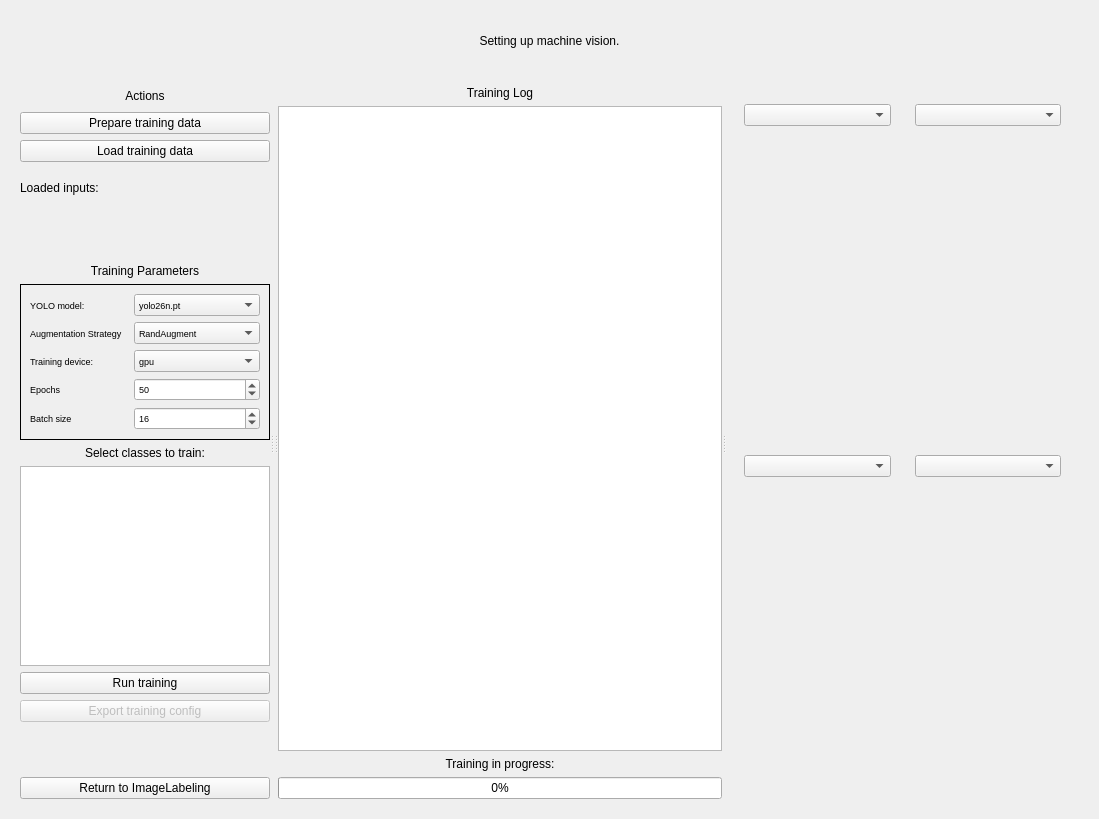
Qt form ui/pages/computerVision.ui (JWrightZuri/ScanBound) before a commit.
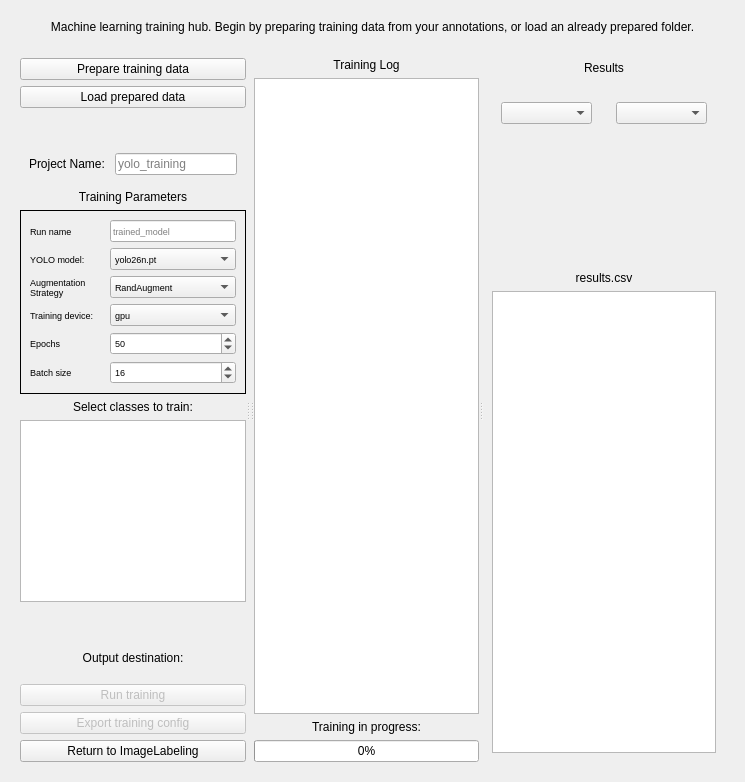
The same form after that commit.

Diff of the .ui file:
```diff
--- a/ui/pages/computerVision.ui
+++ b/ui/pages/computerVision.ui
@@ -6,8 +6,8 @@
    <rect>
     <x>0</x>
     <y>0</y>
-    <width>1099</width>
-    <height>819</height>
+    <width>745</width>
+    <height>782</height>
    </rect>
   </property>
   <property name="windowTitle">
@@ -28,7 +28,7 @@
         <item>
          <widget class="QLabel" name="label">
           <property name="text">
-           <string>Setting up machine vision.</string>
+           <string>Machine learning training hub. Begin by preparing training data from your annotations, or load an already prepared folder.</string>
           </property>
           <property name="alignment">
            <set>Qt::AlignCenter</set>
@@ -62,28 +62,6 @@
           </size>
          </property>
          <layout class="QVBoxLayout" name="verticalLayout_4">
-          <item>
-           <widget class="QLabel" name="label_3">
-            <property name="minimumSize">
-             <size>
-              <width>0</width>
-              <height>20</height>
-             </size>
-            </property>
-            <property name="maximumSize">
-             <size>
-              <width>16777215</width>
-              <height>20</height>
-             </size>
-            </property>
-            <property name="text">
-             <string>Actions</string>
-            </property>
-            <property name="alignment">
-             <set>Qt::AlignCenter</set>
-            </property>
-           </widget>
-          </item>
           <item>
            <widget class="QPushButton" name="pushButton_2">
             <property name="text">
@@ -93,24 +71,11 @@
           </item>
           <item>
            <widget class="QPushButton" name="pushButton">
-            <property name="text">
-             <string>Load training data</string>
+            <property name="toolTip">
+             <string>Load a folder which already contains images, YOLO format annotations, and a .yaml file. Consult the ScanBound wiki for the correct format.</string>
             </property>
-           </widget>
-          </item>
-          <item>
-           <widget class="QLabel" name="label_6">
-            <property name="minimumSize">
-             <size>
-              <width>0</width>
-              <height>40</height>
-             </size>
-            </property>
             <property name="text">
-             <string>Loaded inputs:</string>
-            </property>
-            <property name="wordWrap">
-             <bool>true</bool>
+             <string>Load prepared data</string>
             </property>
            </widget>
           </item>
@@ -127,6 +92,26 @@
             </property>
            </spacer>
           </item>
+          <item>
+           <widget class="QWidget" name="widget_11" native="true">
+            <layout class="QFormLayout" name="formLayout">
+             <item row="0" column="0">
+              <widget class="QLabel" name="label_11">
+               <property name="text">
+                <string>Project Name: </string>
+               </property>
+              </widget>
+             </item>
+             <item row="0" column="1">
+              <widget class="QLineEdit" name="lineEdit_2">
+               <property name="placeholderText">
+                <string>yolo_training</string>
+               </property>
+              </widget>
+             </item>
+            </layout>
+           </widget>
+          </item>
           <item>
            <widget class="QLabel" name="label_18">
             <property name="text">
@@ -157,14 +142,70 @@
              <enum>QFrame::Plain</enum>
             </property>
             <layout class="QGridLayout" name="gridLayout_3">
+             <item row="1" column="1">
+              <widget class="QComboBox" name="comboBox_2">
+               <property name="toolTip">
+                <string>Determines what kind of YOLO training will be performed.</string>
+               </property>
+               <item>
+                <property name="text">
+                 <string>yolo26n.pt</string>
+                </property>
+               </item>
+               <item>
+                <property name="text">
+                 <string>yolo26n-seg.pt</string>
+                </property>
+               </item>
+               <item>
+                <property name="text">
+                 <string>yolo26n-sem.pt</string>
+                </property>
+               </item>
+               <item>
+                <property name="text">
+                 <string>yolo26n-depth.pt</string>
+                </property>
+               </item>
+               <item>
+                <property name="text">
+                 <string>yolo26n-cls.pt</string>
+                </property>
+               </item>
+               <item>
+                <property name="text">
+                 <string>yolo26n-pose.pt</string>
+                </property>
+               </item>
+               <item>
+                <property name="text">
+                 <string>yolo26n-obb.pt</string>
+                </property>
+               </item>
+              </widget>
+             </item>
              <item row="0" column="0">
+              <widget class="QLabel" name="label_9">
+               <property name="text">
+                <string>Run name</string>
+               </property>
+              </widget>
+             </item>
+             <item row="0" column="1">
+              <widget class="QLineEdit" name="lineEdit">
+               <property name="placeholderText">
+                <string>trained_model</string>
+               </property>
+              </widget>
+             </item>
+             <item row="1" column="0">
               <widget class="QLabel" name="label_7">
                <property name="text">
                 <string>YOLO model:</string>
                </property>
               </widget>
              </item>
-             <item row="3" column="1">
+             <item row="4" column="1">
               <widget class="QComboBox" name="comboBox_5">
                <property name="toolTip">
                 <string>Determines which PC device will be used during training. You must choose &quot;cpu&quot; if you will not run on a cuda-enabled gpu.</string>
@@ -184,7 +225,7 @@
                </item>
               </widget>
              </item>
-             <item row="2" column="0">
+             <item row="3" column="0">
               <widget class="QLabel" name="label_12">
                <property name="text">
                 <string>Augmentation Strategy</string>
@@ -194,35 +235,35 @@
                </property>
               </widget>
              </item>
-             <item row="3" column="0">
+             <item row="4" column="0">
               <widget class="QLabel" name="label_14">
                <property name="text">
                 <string>Training device:</string>
                </property>
               </widget>
              </item>
-             <item row="5" column="0">
+             <item row="6" column="0">
               <widget class="QLabel" name="label_16">
                <property name="text">
                 <string>Batch size</string>
                </property>
               </widget>
              </item>
-             <item row="4" column="0">
+             <item row="5" column="0">
               <widget class="QLabel" name="label_15">
                <property name="text">
                 <string>Epochs</string>
                </property>
               </widget>
              </item>
-             <item row="4" column="1">
+             <item row="5" column="1">
               <widget class="QSpinBox" name="spinBox_4">
                <property name="value">
                 <number>50</number>
                </property>
               </widget>
              </item>
-             <item row="2" column="1">
+             <item row="3" column="1">
               <widget class="QComboBox" name="comboBox_4">
                <item>
                 <property name="text">
@@ -251,55 +292,13 @@
                </item>
               </widget>
              </item>
-             <item row="5" column="1">
+             <item row="6" column="1">
               <widget class="QSpinBox" name="spinBox_5">
                <property name="value">
                 <number>16</number>
                </property>
               </widget>
              </item>
-             <item row="0" column="1">
-              <widget class="QComboBox" name="comboBox_2">
-               <property name="toolTip">
-                <string>Determines what kind of YOLO training will be performed.</string>
-               </property>
-               <item>
-                <property name="text">
-                 <string>yolo26n.pt</string>
-                </property>
-               </item>
-               <item>
-                <property name="text">
-                 <string>yolo26n-seg.pt</string>
-                </property>
-               </item>
-               <item>
-                <property name="text">
-                 <string>yolo26n-sem.pt</string>
-                </property>
-               </item>
-               <item>
-                <property name="text">
-                 <string>yolo26n-depth.pt</string>
-                </property>
-               </item>
-               <item>
-                <property name="text">
-                 <string>yolo26n-cls.pt</string>
-                </property>
-               </item>
-               <item>
-                <property name="text">
-                 <string>yolo26n-pose.pt</string>
-                </property>
-               </item>
-               <item>
-                <property name="text">
-                 <string>yolo26n-obb.pt</string>
-                </property>
-               </item>
-              </widget>
-             </item>
             </layout>
            </widget>
           </item>
@@ -318,19 +317,60 @@
             <property name="minimumSize">
              <size>
               <width>0</width>
-              <height>200</height>
+              <height>150</height>
              </size>
             </property>
             <property name="maximumSize">
              <size>
               <width>16777215</width>
-              <height>250</height>
+              <height>300</height>
              </size>
             </property>
            </widget>
           </item>
+          <item>
+           <spacer name="verticalSpacer">
+            <property name="orientation">
+             <enum>Qt::Vertical</enum>
+            </property>
+            <property name="sizeHint" stdset="0">
+             <size>
+              <width>20</width>
+              <height>40</height>
+             </size>
+            </property>
+           </spacer>
+          </item>
+          <item>
+           <widget class="QLabel" name="label_3">
+            <property name="enabled">
+             <bool>true</bool>
+            </property>
+            <property name="minimumSize">
+             <size>
+              <width>0</width>
+              <height>40</height>
+             </size>
+            </property>
+            <property name="text">
+             <string>Output destination:</string>
+            </property>
+            <property name="alignment">
+             <set>Qt::AlignCenter</set>
+            </property>
+            <property name="wordWrap">
+             <bool>true</bool>
+            </property>
+           </widget>
+          </item>
           <item>
            <widget class="QPushButton" name="pushButton_4">
+            <property name="enabled">
+             <bool>false</bool>
+            </property>
+            <property name="toolTip">
+             <string/>
+            </property>
             <property name="text">
              <string>Run training</string>
             </property>
@@ -346,19 +386,6 @@
             </property>
            </widget>
           </item>
-          <item>
-           <spacer name="verticalSpacer">
-            <property name="orientation">
-             <enum>Qt::Vertical</enum>
-            </property>
-            <property name="sizeHint" stdset="0">
-             <size>
-              <width>20</width>
-              <height>40</height>
-             </size>
-            </property>
-           </spacer>
-          </item>
           <item>
            <widget class="QPushButton" name="pushButton_5">
             <property name="text">
@@ -428,7 +455,7 @@
         </widget>
         <widget class="QWidget" name="widget_5" native="true">
          <layout class="QGridLayout" name="gridLayout_5">
-          <item row="0" column="0">
+          <item row="1" column="0">
            <widget class="QWidget" name="widget_6" native="true">
             <layout class="QGridLayout" name="gridLayout_4">
              <item row="0" column="0">
@@ -487,66 +514,49 @@
                </layout>
               </widget>
              </item>
-             <item row="1" column="0">
-              <widget class="QWidget" name="widget_8" native="true">
-               <property name="maximumSize">
-                <size>
-                 <width>600</width>
-                 <height>600</height>
-                </size>
+            </layout>
+           </widget>
+          </item>
+          <item row="0" column="0">
+           <widget class="QLabel" name="label_6">
+            <property name="maximumSize">
+             <size>
+              <width>16777215</width>
+              <height>20</height>
+             </size>
+            </property>
+            <property name="text">
+             <string>Results</string>
+            </property>
+            <property name="alignment">
+             <set>Qt::AlignCenter</set>
+            </property>
+           </widget>
+          </item>
+          <item row="2" column="0">
+           <widget class="QWidget" name="widget_8" native="true">
+            <property name="maximumSize">
+             <size>
+              <width>16777215</width>
+              <height>500</height>
+             </size>
+            </property>
+            <layout class="QVBoxLayout" name="verticalLayout_5">
+             <item>
+              <widget class="QLabel" name="label_10">
+               <property name="text">
+                <string>results.csv</string>
                </property>
-               <layout class="QVBoxLayout" name="verticalLayout_11">
-                <item>
-                 <widget class="QComboBox" name="comboBox_6"/>
-                </item>
-                <item>
-                 <widget class="QLabel" name="label_20">
-                  <property name="maximumSize">
-                   <size>
-                    <width>600</width>
-                    <height>600</height>
-                   </size>
-                  </property>
-                  <property name="text">
-                   <string/>
-                  </property>
-                  <property name="scaledContents">
-                   <bool>true</bool>
-                  </property>
-                 </widget>
-                </item>
-               </layout>
+               <property name="alignment">
+                <set>Qt::AlignCenter</set>
+               </property>
               </widget>
              </item>
-             <item row="1" column="1">
-              <widget class="QWidget" name="widget_11" native="true">
-               <property name="maximumSize">
-                <size>
-                 <width>600</width>
-                 <height>600</height>
-                </size>
+             <item>
+              <widget class="QTableView" name="tableView">
+               <property name="editTriggers">
+                <set>QAbstractItemView::AnyKeyPressed|QAbstractItemView::EditKeyPressed</set>
                </property>
-               <layout class="QVBoxLayout" name="verticalLayout_9">
-                <item>
-                 <widget class="QComboBox" name="comboBox_8"/>
-                </item>
-                <item>
-                 <widget class="QLabel" name="label_21">
-                  <property name="maximumSize">
-                   <size>
-                    <width>600</width>
-                    <height>600</height>
-                   </size>
-                  </property>
-                  <property name="text">
-                   <string/>
-                  </property>
-                  <property name="scaledContents">
-                   <bool>true</bool>
-                  </property>
-                 </widget>
-                </item>
-               </layout>
               </widget>
              </item>
             </layout>
```
Left out of the diff: 2 changed lines with no effect on the pictures.
